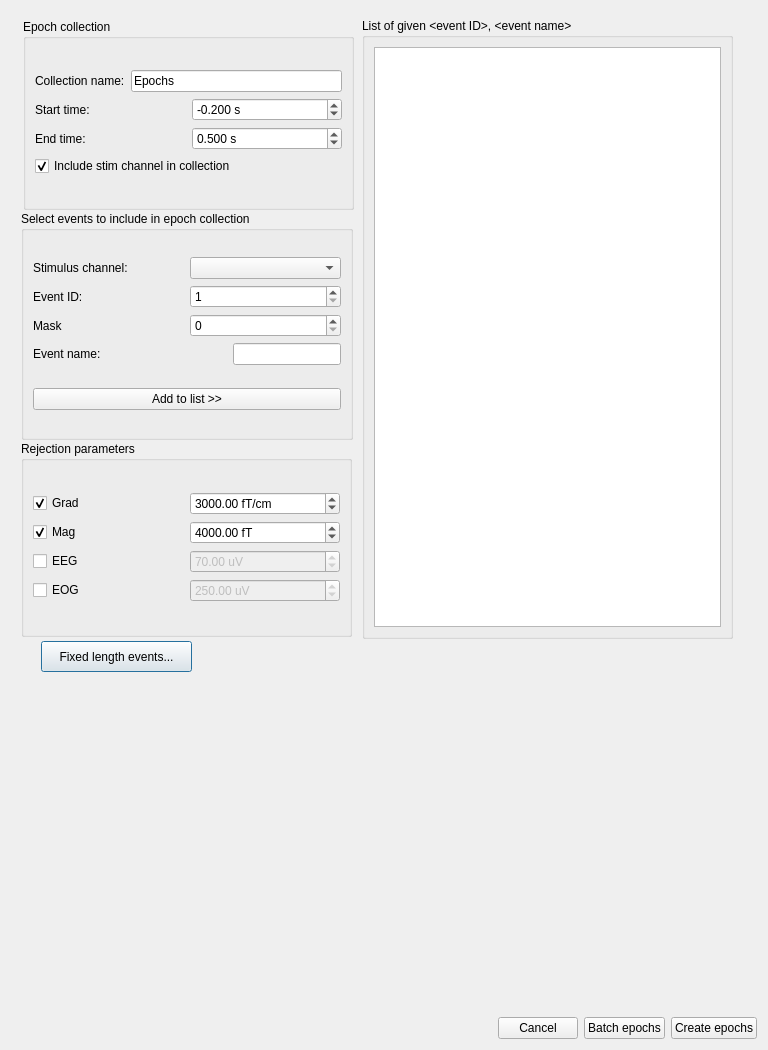
Old version of the form qt4Designer_ui_files/eventSelectionDialogUi.ui in the repository cibr-jyu/meggie.
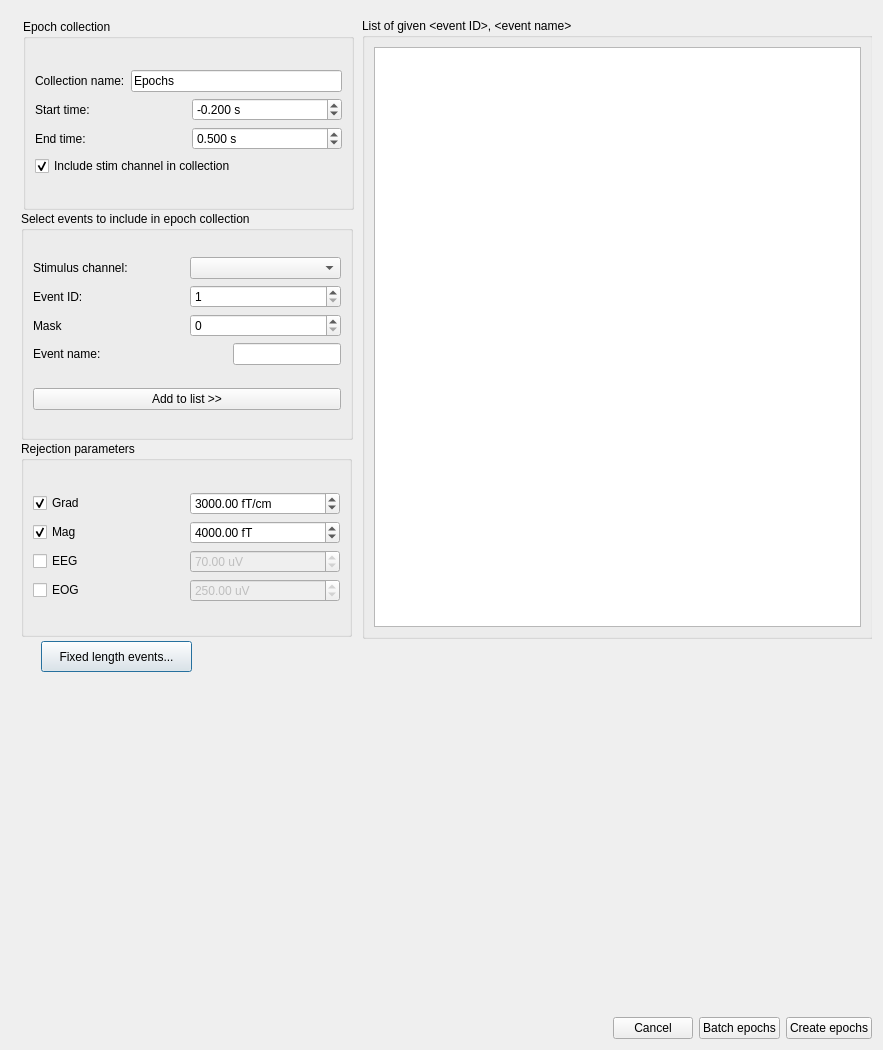
New version of the form.

Commit message: Fixed length events params fixed for batching widget.

Diff of the .ui file:
```diff
--- a/qt4Designer_ui_files/eventSelectionDialogUi.ui
+++ b/qt4Designer_ui_files/eventSelectionDialogUi.ui
@@ -9,7 +9,7 @@
    <rect>
     <x>0</x>
     <y>0</y>
-    <width>768</width>
+    <width>883</width>
     <height>1050</height>
    </rect>
   </property>
@@ -36,7 +36,7 @@
        <rect>
         <x>0</x>
         <y>0</y>
-        <width>750</width>
+        <width>865</width>
         <height>993</height>
        </rect>
       </property>
@@ -64,7 +64,7 @@
         <rect>
          <x>351</x>
          <y>7</y>
-         <width>371</width>
+         <width>511</width>
          <height>621</height>
         </rect>
        </property>
```
